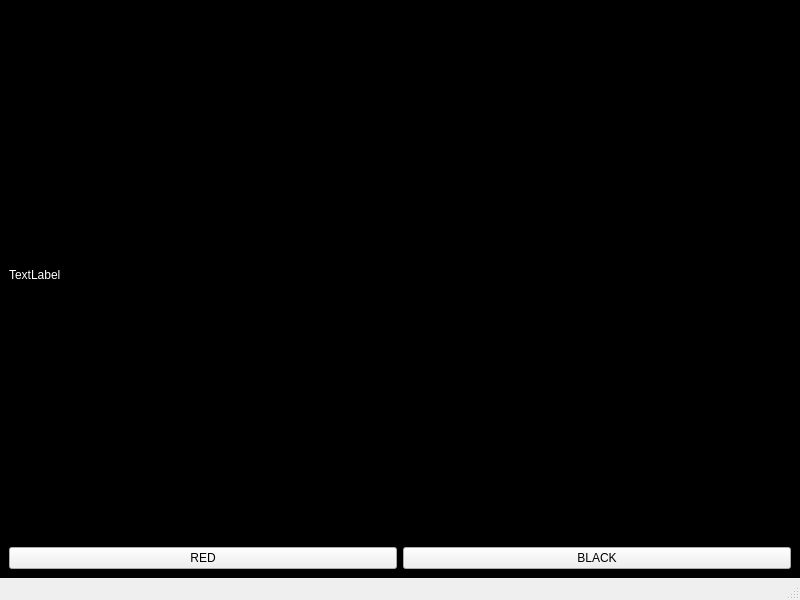
dynamix1337/AutoCalibrationRB, file mainwindow.ui: the form before one commit.
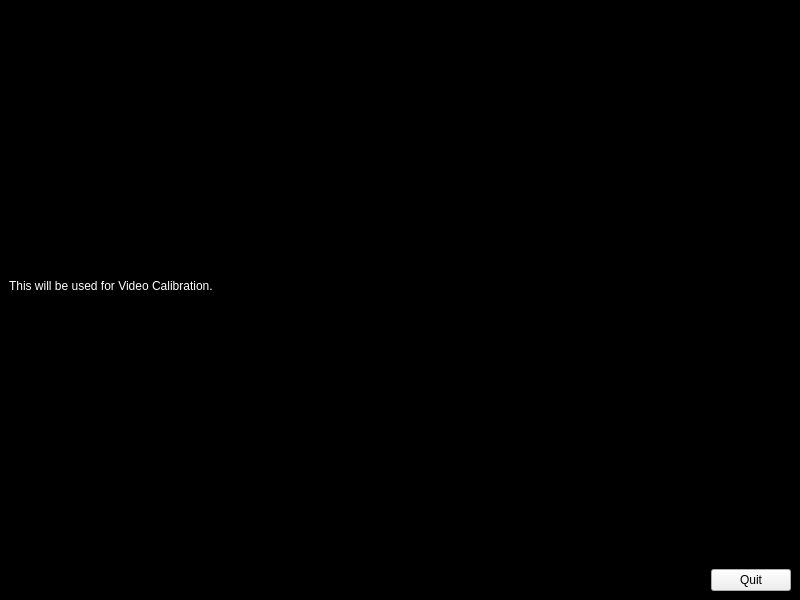
The form after the commit.

What changed in the file:
```diff
--- a/mainwindow.ui
+++ b/mainwindow.ui
@@ -24,40 +24,38 @@
   </property>
   <widget class="QWidget" name="centralwidget">
    <layout class="QGridLayout" name="gridLayout">
-    <item row="1" column="0">
+    <item row="2" column="2">
      <widget class="QPushButton" name="pushButton">
       <property name="text">
-       <string>RED</string>
+       <string>Quit</string>
       </property>
      </widget>
     </item>
-    <item row="0" column="0" colspan="2">
+    <item row="1" column="0" colspan="3">
      <widget class="QLabel" name="label">
+      <property name="styleSheet">
+       <string notr="true">label rgb(255, 255, 255)</string>
+      </property>
       <property name="text">
-       <string>TextLabel</string>
+       <string>This will be used for Video Calibration.</string>
       </property>
      </widget>
     </item>
-    <item row="1" column="1">
-     <widget class="QPushButton" name="pushButton_2">
-      <property name="text">
-       <string>BLACK</string>
+    <item row="2" column="1">
+     <spacer name="horizontalSpacer">
+      <property name="orientation">
+       <enum>Qt::Horizontal</enum>
       </property>
-     </widget>
+      <property name="sizeHint" stdset="0">
+       <size>
+        <width>40</width>
+        <height>20</height>
+       </size>
+      </property>
+     </spacer>
     </item>
    </layout>
   </widget>
-  <widget class="QMenuBar" name="menubar">
-   <property name="geometry">
-    <rect>
-     <x>0</x>
-     <y>0</y>
-     <width>800</width>
-     <height>22</height>
-    </rect>
-   </property>
-  </widget>
-  <widget class="QStatusBar" name="statusbar"/>
  </widget>
  <resources/>
  <connections/>
```
Left out of the diff: 19 changed lines with no effect on the pictures.
